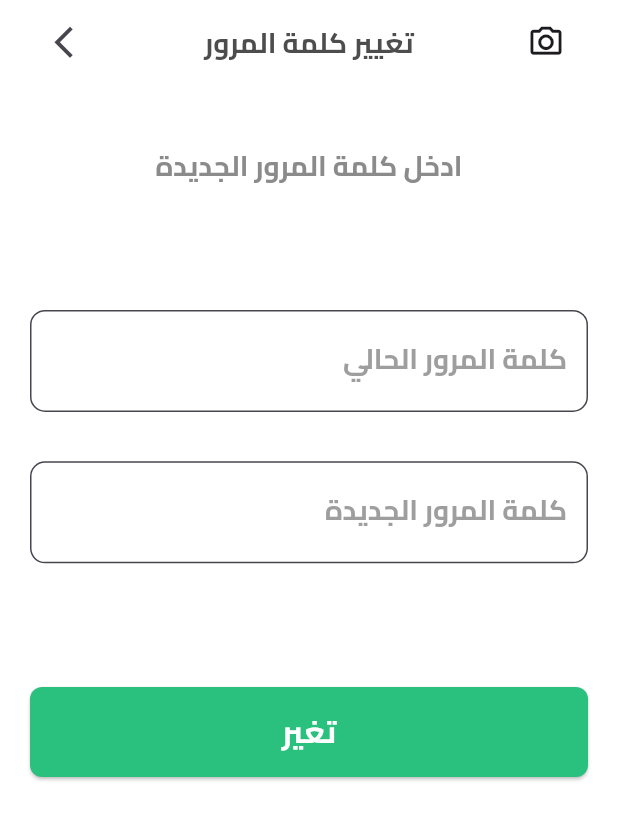
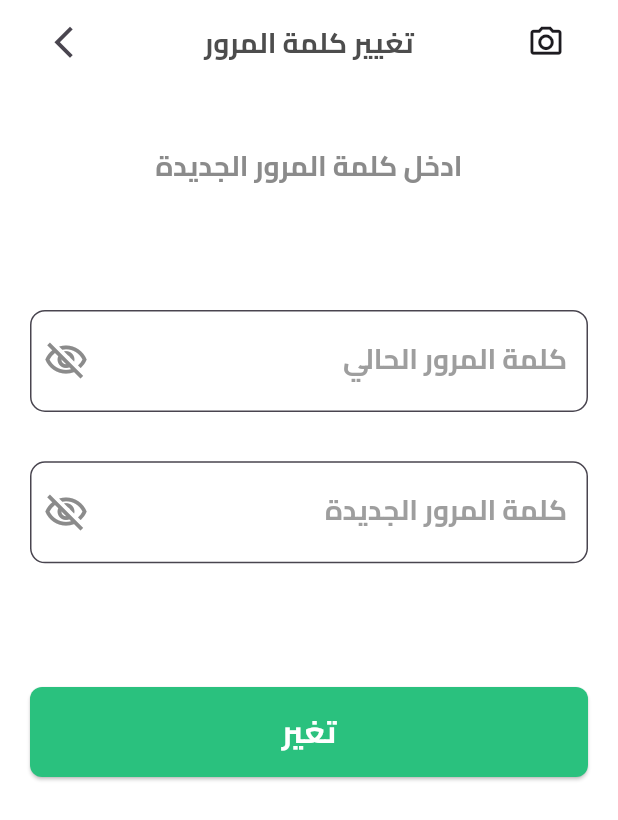
Before and after one commit to mohamedzaian/selaty, a Flutter app: the ChangePasswordScreen screen opened directly, on a phone screen of 412 x 824 dp. Shown: the top 820 px of the screen. Run offline on Flutter 3.47's test engine with Material 3 defaults, Android fonts, the phone set to English and light mode, and no system bars; our stand-ins replace device_preview, dotted_border, get, intl_phone_field, pinput, smooth_page_indicator; missing offline and left inert: awesome_icons.

```diff
--- a/lib/core/theme/colors.dart
+++ b/lib/core/theme/colors.dart
@@ -7,4 +7,5 @@ class AppColors
  static final Color blueColor = Color(0xff375794);
  static final Color greyColor = Color(0xff8B8B8B);
  static final Color whiteColor = Color(0xffFFFFFF);
+ static final Color backgroundColor = Color(0xffE0E0E0);
 }
--- a/lib/core/utils/custom_text.dart
+++ b/lib/core/utils/custom_text.dart
@@ -2,7 +2,7 @@ import 'package:flutter/material.dart';
 import 'package:selaty/core/utils/responsive_text.dart';
 
 class CustomText extends StatelessWidget {
-   CustomText({super.key, required this.text, required this.size, this.color});
+  const CustomText({super.key, required this.text, required this.size, this.color});
 final String text;
 final double size;
 final Color? color ;
--- a/lib/core/utils/custom_text_field.dart
+++ b/lib/core/utils/custom_text_field.dart
@@ -1,39 +1,65 @@
 import 'package:flutter/material.dart';
+import 'package:selaty/core/theme/colors.dart';
 
 import 'custom_bold_text.dart';
 
 class CustomTextField extends StatelessWidget {
-  const CustomTextField({super.key, required this.labelText, this.helper, this.borderColor});
-  final String labelText ;
-  final Widget? helper ;
+  const CustomTextField({
+    super.key,
+    this.labelText,
+    this.helper,
+    this.borderColor,
+    this.keyboardType,
+    this.suffixIcon,
+    this.controller,
+    this.obscure,
+    this.hintText,
+    this.vertical, this.prefixIcon,
+  });
+  final String? labelText;
+  final Widget? helper;
   final Color? borderColor;
+  final TextInputType? keyboardType;
+  final Widget? suffixIcon;
+  final Widget? prefixIcon;
+  final TextEditingController? controller;
+  final bool? obscure;
+  final String? hintText;
+  final double? vertical;
 
   @override
   Widget build(BuildContext context) {
     return TextFormField(
       textAlign: TextAlign.right,
       textDirection: TextDirection.rtl,
-
-
+      keyboardType: keyboardType,
+      controller: controller,
+      obscureText: obscure ?? false,
 
       decoration: InputDecoration(
+        suffixIcon: suffixIcon,
+        prefixIcon: prefixIcon,
+
         fillColor: Colors.white,
         filled: true,
 
-        contentPadding: EdgeInsets.symmetric(vertical: 22, horizontal: 10),
+        contentPadding: EdgeInsets.symmetric(vertical:vertical?? 22, horizontal: 10),
         focusedBorder: OutlineInputBorder(
+          borderRadius: BorderRadius.circular(10.0),
+          borderSide: BorderSide(color: borderColor ?? AppColors.greyColor),
+        ),
+        helper: helper,
+        hintText: hintText,
+        hintStyle: TextStyle(
+          color: AppColors.greyColor,
+          fontSize: 18,
+          fontWeight: FontWeight.bold,
+        ),
 
-
-          borderRadius: BorderRadius.circular(10.0),
-          borderSide: BorderSide(color: borderColor ?? Colors.grey),
-        ),
-helper: helper,
         label: Directionality(
-
-
           textDirection: TextDirection.rtl,
           child: CustomBoldText(
-            text: labelText,
+            text: labelText ?? '',
             size: 18,
             color: Colors.grey,
           ),
@@ -41,7 +67,7 @@ helper: helper,
         alignLabelWithHint: true,
         border: OutlineInputBorder(
           borderRadius: BorderRadius.circular(10.0),
-          borderSide: BorderSide(color: borderColor ?? Colors.grey),
+          borderSide: BorderSide(color: borderColor ?? AppColors.greyColor),
         ),
       ),
     );
--- a/lib/core/utils/images.dart
+++ b/lib/core/utils/images.dart
@@ -5,4 +5,6 @@ class AppImages {
  static final String shop = 'assets/images/shop.png';
  static final String delivery = 'assets/images/delivery.png';
  static final String key = 'assets/images/key.png';
+ static final String person = 'assets/images/person.png';
+ static final String fruitCategory = 'assets/images/fruits_category.jpg';
 }
--- a/lib/core/utils/media_query.dart
+++ b/lib/core/utils/media_query.dart
@@ -3,6 +3,8 @@ import 'package:flutter/material.dart';
 extension MediaQueryExtensions on BuildContext {
 bool get isLandScape => MediaQuery.of(this).orientation == Orientation.landscape;
   double get getWidth => MediaQuery.sizeOf(this).shortestSide;
+  double get actualWidth => MediaQuery.sizeOf(this).width;
+  double get actualHeight => MediaQuery.sizeOf(this).height;
 
   double get getHeight => MediaQuery.sizeOf(this).longestSide;
 }
--- a/lib/feature/auth/presentation/widgets/change_password_screen_body.dart
+++ b/lib/feature/auth/presentation/widgets/change_password_screen_body.dart
@@ -15,7 +15,7 @@ class ChangePasswordScreenBody extends StatelessWidget {
 
   @override
   Widget build(BuildContext context) {
-    return  Focus(
+    return Focus(
       autofocus: true,
 
       child: GestureDetector(
@@ -24,47 +24,71 @@ class ChangePasswordScreenBody extends StatelessWidget {
           FocusManager.instance.primaryFocus?.unfocus();
         },
         child: Padding(
-          padding: const EdgeInsets.symmetric(horizontal:20.0),
+          padding: const EdgeInsets.symmetric(horizontal: 20.0),
           child: SingleChildScrollView(
             child: Column(
               children: [
                 AppBar(
                   backgroundColor: AppColors.whiteColor,
                   title: CustomBoldText(
-                    text:"تغيير كلمة المرور" ,
+                    text: "تغيير كلمة المرور",
                     size: 18,
                     color: AppColors.textColor,
                   ),
 
                   centerTitle: true,
-                  leading: CameraButton(borderColor: AppColors.whiteColor , width: 30, height: 30,),
+                  leading: CameraButton(
+                    borderColor: AppColors.whiteColor,
+                    width: 30,
+                    height: 30,
+                  ),
                   actions: [ArrowBack(borderColor: AppColors.whiteColor)],
                 ),
-                SizedBox(
-                  height: context.getHeight * 0.05,
+                SizedBox(height: context.getHeight * 0.05),
+                CustomBoldText(
+                  text: 'ادخل كلمة المرور الجديدة',
+                  size: 18,
+                  color: AppColors.greyColor,
                 ),
-                CustomBoldText(text: 'ادخل كلمة المرور الجديدة', size: 18, color: AppColors.greyColor,),
-                SizedBox(
-                  height: context.getHeight * 0.1,
+                SizedBox(height: context.getHeight * 0.1),
+                CustomTextField(
+                  labelText: "كلمة المرور الحالي",
+                  borderColor: AppColors.whiteColor,
+                  suffixIcon: IconButton(
+                    onPressed: () {},
+                    icon: Icon(
+                      Icons.visibility_off_outlined,
+                      size: 30,
+                      color: AppColors.greyColor,
+                    ),
+                  ),
                 ),
-                CustomTextField(labelText:"كلمة المرور الحالي"  ,borderColor: AppColors.whiteColor,),
-                SizedBox(
-                  height: context.getHeight * 0.04,
+                SizedBox(height: context.getHeight * 0.04),
+                CustomTextField(
+                  labelText: "كلمة المرور الجديدة",
+                  borderColor: AppColors.whiteColor,
+                  suffixIcon: IconButton(
+                    onPressed: () {},
+                    icon: Icon(
+                      Icons.visibility_off_outlined,
+                      size: 30,
+                      color: AppColors.greyColor,
+                    ),
+                  ),
                 ),
-                CustomTextField(labelText:"كلمة المرور الجديدة"  ,borderColor: AppColors.whiteColor,),
-                SizedBox(
-                  height: context.getHeight * 0.1,
+                SizedBox(height: context.getHeight * 0.1),
+                CustomButton(
+                  text: 'تغير',
+                  textSize: 20,
+                  color: AppColors.greenColor,
+                  onPressed: () {
+                    Get.to(
+                      () => ChangePasswordDone(),
+                      transition: Transition.leftToRightWithFade,
+                    );
+                  },
                 ),
-                CustomButton(text: 'تغير', textSize: 20 ,color:AppColors.greenColor,
-                onPressed: ()
-                  {
-                    Get.to(()=> ChangePasswordDone() , transition: Transition.leftToRightWithFade);
-                  },)
-
-
-
               ],
-
             ),
           ),
         ),
--- a/lib/feature/auth/presentation/widgets/email_text_field.dart
+++ b/lib/feature/auth/presentation/widgets/email_text_field.dart
@@ -1,4 +1,5 @@
 import 'package:flutter/material.dart';
+import 'package:selaty/core/theme/colors.dart';
 
 import '../../../../core/utils/custom_text_field.dart';
 
@@ -9,6 +10,9 @@ class EmailTextField extends StatelessWidget {
 
   @override
   Widget build(BuildContext context) {
-    return CustomTextField(labelText: 'عنوان البريد الالكتروني',);
+    return CustomTextField(labelText: 'عنوان البريد الالكتروني',
+      keyboardType: TextInputType.emailAddress,
+      suffixIcon: Icon(Icons.check_circle_outline ,color: AppColors.greenColor ,size: 30,),
+    );
   }
 }
--- a/lib/feature/auth/presentation/widgets/otp_text_field.dart
+++ b/lib/feature/auth/presentation/widgets/otp_text_field.dart
@@ -36,7 +36,7 @@ focusedPinTheme: PinTheme(
         width: context.getWidth * 0.2,
         height: context.getWidth * 0.23,
         textStyle: TextStyle(
-          color: AppColors.whiteColor,
+          color: Colors.black,
           fontSize: 34,
           fontWeight: FontWeight.bold,
         ),
--- a/lib/feature/auth/presentation/widgets/password_text_field.dart
+++ b/lib/feature/auth/presentation/widgets/password_text_field.dart
@@ -1,5 +1,6 @@
 import 'package:flutter/material.dart';
 import 'package:get/get.dart';
+import 'package:selaty/core/theme/colors.dart';
 import 'package:selaty/feature/auth/presentation/views/forget_password_screen.dart';
 
 import '../../../../core/utils/custom_bold_text.dart';
@@ -12,7 +13,9 @@ class PasswordTextField extends StatelessWidget {
 
   @override
   Widget build(BuildContext context) {
-    return CustomTextField(labelText: 'كلمة السر' , helper: GestureDetector(onTap: ()
+    return CustomTextField(
+      suffixIcon: Icon(Icons.visibility_off_outlined,color: AppColors.greyColor,size: 30,),
+      labelText: 'كلمة السر' , helper: GestureDetector(onTap: ()
     {
 
     },child: InkWell (
--- a/lib/feature/auth/presentation/widgets/phone_field.dart
+++ b/lib/feature/auth/presentation/widgets/phone_field.dart
@@ -16,15 +16,15 @@ final FocusNode focusNode = FocusNode();
       child: IntlPhoneField(
         readOnly: true,
         autofocus: true,
-        keyboardType: TextInputType.number,
+        keyboardType: TextInputType.phone,
         focusNode: focusNode,
         decoration: InputDecoration(
           focusedBorder: OutlineInputBorder(
             borderSide: BorderSide(
-              color: Colors.white
+              color: Colors.grey
             )
           ),
-label: CustomText(text: 'رقم الهاتف', size: 18),
+label: CustomText(text: 'رقم الهاتف', size: 20),
 
           alignLabelWithHint: true,
         ),
--- a/lib/main.dart
+++ b/lib/main.dart
@@ -3,7 +3,8 @@ import 'package:flutter/foundation.dart';
 import 'package:flutter/material.dart';
 import 'package:get/get.dart';
 import 'package:selaty/core/theme/colors.dart';
-import 'package:selaty/feature/splash/views/splash_screen.dart';
+import 'package:selaty/feature/home/presentation/views/main_screen.dart';
+
 
 void main() {
   runApp(DevicePreview(
@@ -26,7 +27,7 @@ class MyApp extends StatelessWidget {
       ),
       locale: Locale('ar'),
       debugShowCheckedModeBanner: false,
-      home: SplashScreen(),
+      home: MainScreen(),
     );
   }
 }
--- a/pubspec.yaml
+++ b/pubspec.yaml
@@ -43,6 +43,10 @@ dependencies:
   intl_phone_field: ^3.2.0
   pinput: ^5.0.1
   dotted_border: ^2.1.0
+  flutter_lazy_indexed_stack: ^0.0.6
+  convex_bottom_bar: ^3.2.0
+  font_awesome_flutter: ^10.8.0
+  carousel_slider: ^5.0.0
 
 dev_dependencies:
   flutter_test:
```
Also changed, not shown: lib/feature/auth/presentation/widgets/auth_row.dart (+20 -6 lines), lib/feature/auth/presentation/widgets/login_button.dart (+7 -1 lines), lib/feature/auth/presentation/widgets/sign_up_screen_body.dart (+31 -20 lines), pubspec.lock.
